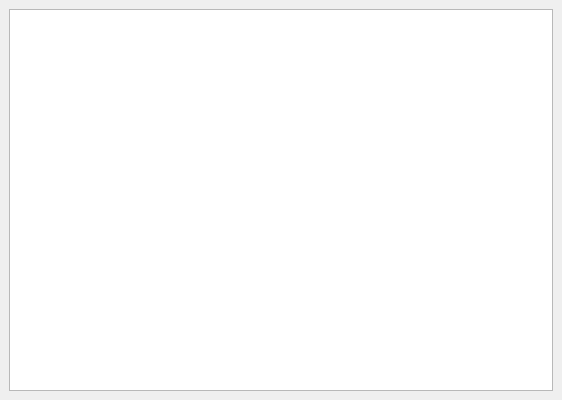
zinnschlag/openmw, file apps/opencs/views/idlist.ui: the form before one commit.
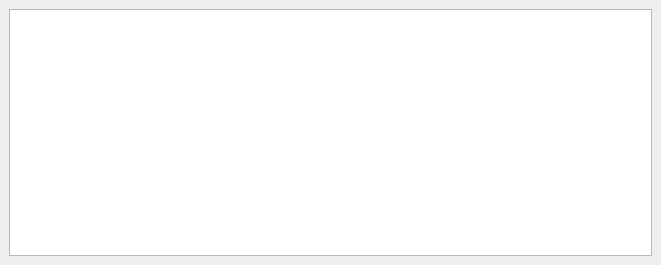
The form after the commit.

```diff
--- a/apps/opencs/views/idlist.ui
+++ b/apps/opencs/views/idlist.ui
@@ -6,31 +6,10 @@
    <rect>
     <x>0</x>
     <y>0</y>
-    <width>562</width>
-    <height>400</height>
+    <width>661</width>
+    <height>265</height>
    </rect>
   </property>
-  <property name="sizePolicy">
-   <sizepolicy hsizetype="Maximum" vsizetype="Maximum">
-    <horstretch>0</horstretch>
-    <verstretch>0</verstretch>
-   </sizepolicy>
-  </property>
-  <property name="minimumSize">
-   <size>
-    <width>490</width>
-    <height>400</height>
-   </size>
-  </property>
-  <property name="baseSize">
-   <size>
-    <width>400</width>
-    <height>400</height>
-   </size>
-  </property>
-  <property name="autoFillBackground">
-   <bool>false</bool>
-  </property>
   <property name="features">
    <set>QDockWidget::AllDockWidgetFeatures</set>
   </property>
@@ -38,7 +17,7 @@
    <string>Id List</string>
   </property>
   <widget class="QWidget" name="dockWidgetContents">
-   <layout class="QHBoxLayout" name="horizontalLayout">
+   <layout class="QHBoxLayout">
     <item>
      <widget class="QTableView" name="tableView">
       <property name="alternatingRowColors">
@@ -50,6 +29,9 @@
       <attribute name="horizontalHeaderVisible">
        <bool>true</bool>
       </attribute>
+      <attribute name="horizontalHeaderMinimumSectionSize">
+       <number>40</number>
+      </attribute>
       <attribute name="verticalHeaderVisible">
        <bool>false</bool>
       </attribute>
```
